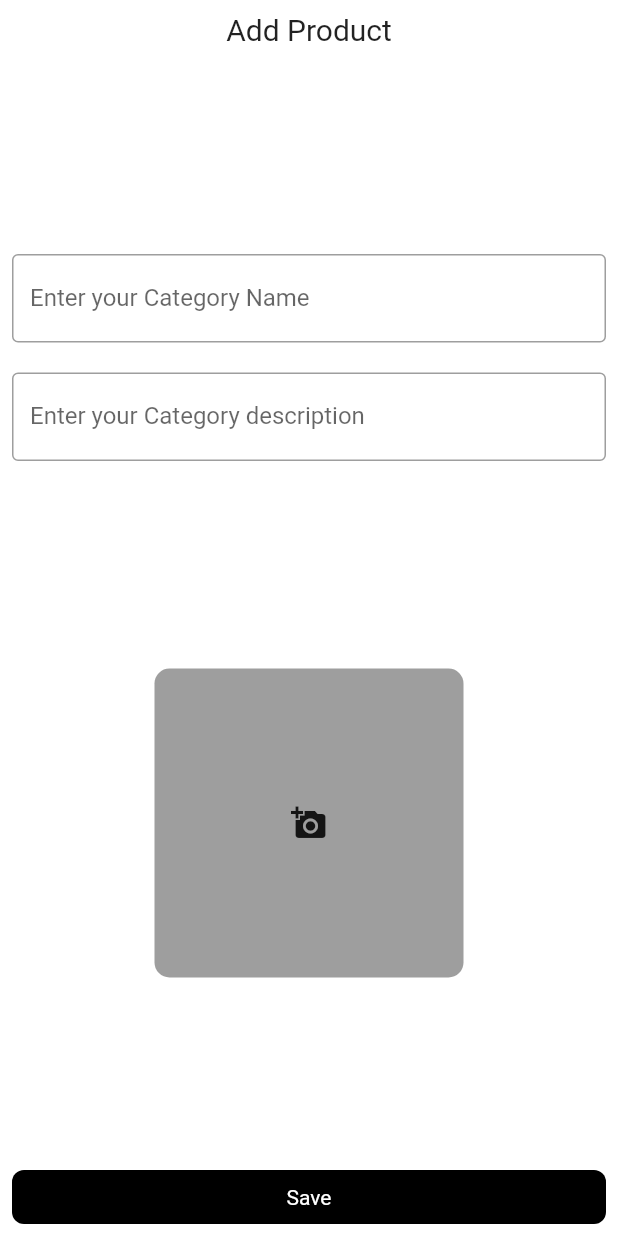
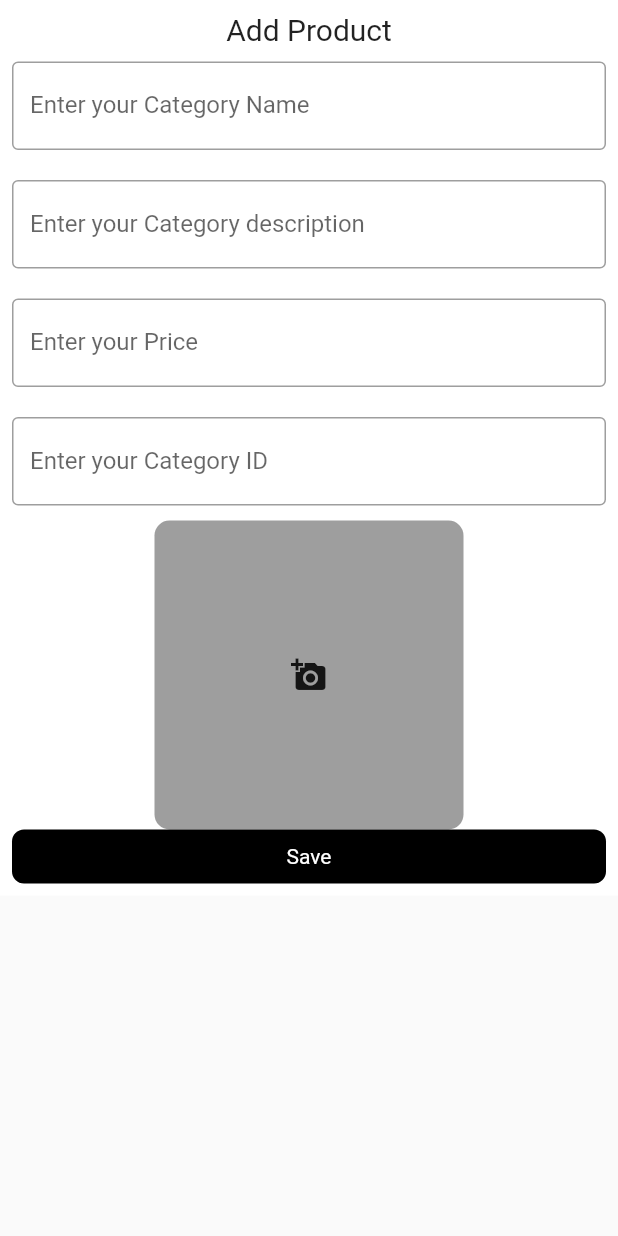
Before and after one commit to jaswinda/flutterDemo, a Flutter app: the AddEditProductForm screen opened directly, on a phone screen of 412 x 824 dp. Run offline on Flutter 3.47's test engine with Material 2 defaults, Android fonts, the phone set to English and light mode, and no system bars; our stand-ins replace get, image_picker, shared_preferences; missing offline and left inert: tabnavigator; accounts and stored records are empty.

```diff
--- a/lib/views/pages/forms/add_edit_product_form.dart
+++ b/lib/views/pages/forms/add_edit_product_form.dart
@@ -29,10 +29,13 @@ class _AddEditProductFormState extends State<AddEditProductForm> {
 
   final TextEditingController _descriptionController = TextEditingController();
   final ProductController productController = Get.put(ProductController());
+  final TextEditingController priceController = TextEditingController();
+  final TextEditingController categoryIdController = TextEditingController();
   @override
   Widget build(BuildContext context) {
     return Scaffold(
-      body: Container(
+      body: SingleChildScrollView(
+        child: Container(
           // height: 300,
           color: backgroundColor,
           child: Padding(
@@ -52,6 +55,14 @@ class _AddEditProductFormState extends State<AddEditProductForm> {
                       MyField(
                         text: "Category description",
                         controller: _descriptionController,
+                      ),
+                      MyField(
+                        text: "Price",
+                        controller: priceController,
+                      ),
+                      MyField(
+                        text: "Category ID",
+                        controller: categoryIdController,
                       ),
                     ],
                   ),
@@ -95,7 +106,9 @@ class _AddEditProductFormState extends State<AddEditProductForm> {
                         if (_formKey.currentState!.validate()) {
                           var data = {
                             "name": _nameController.text,
-                          "description": _descriptionController.text
+                            "description": _descriptionController.text,
+                            "category_id": categoryIdController.text,
+                            "price": priceController.text
                           };
                           productController.add(data, pickedFile);
                         }
@@ -106,6 +119,7 @@ class _AddEditProductFormState extends State<AddEditProductForm> {
             ),
           ),
         ),
+      ),
     );
   }
 }
```
Also changed, not shown: lib/controller/product_controller.dart (+17 -8 lines). Lines whose indentation alone changed are shown as unchanged.
